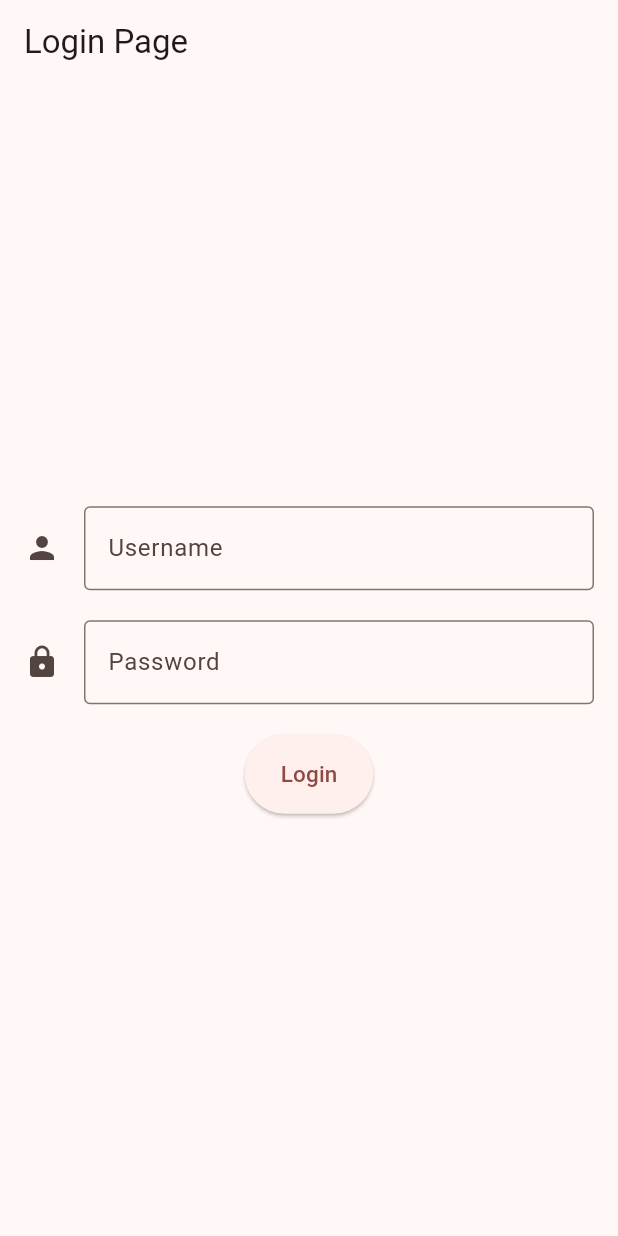
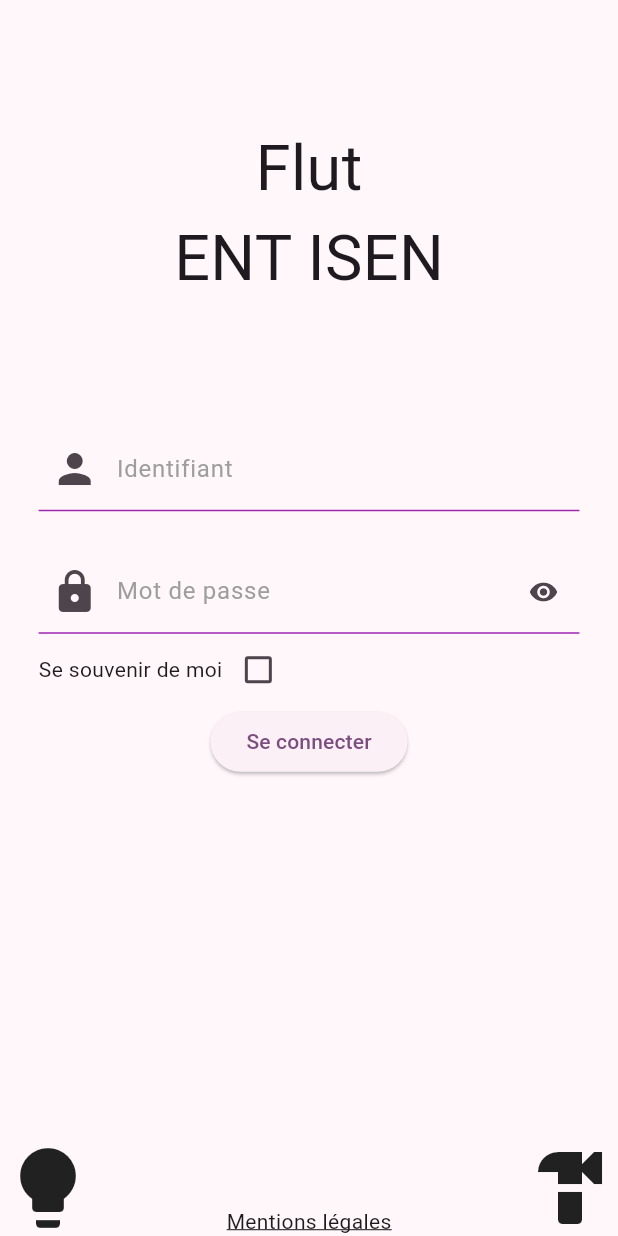
Before and after one commit to JacksonKyoshi/ENT-ISEN-FLUT, a Flutter app: the screen it shows after launch, on a phone screen of 412 x 824 dp. Run offline on Flutter 3.47's test engine with Material 3 defaults, Android fonts, the phone set to English and light mode, and no system bars; our stand-ins replace flutter_svg; missing offline and left inert: icalendar_parser.

Commit message:
feat(WIP): reworked login page on app launch
currently miss associations logos, link to Mentions Légales, and Connect button is misplaced

```diff
--- a/lib/loginscreen/LoginScreen.dart
+++ b/lib/loginscreen/LoginScreen.dart
@@ -14,53 +14,112 @@ class LoginApp extends StatelessWidget {
     return MaterialApp(
       title: 'Login Page',
       theme: ThemeData(
-        colorScheme: ColorScheme.fromSeed(seedColor: Colors.red),
+        colorScheme: ColorScheme.fromSeed(seedColor: Colors.purple),
         visualDensity: VisualDensity.adaptivePlatformDensity,
+        bottomSheetTheme: const BottomSheetThemeData(
+          backgroundColor: Color(0x00000000)
+        )
       ),
-      home: LoginPage(),
+      home: LoginScreen(),
     );
   }
 }
 
-class LoginPage extends StatefulWidget {
+class LoginScreen extends StatefulWidget {
   @override
   _LoginPageState createState() => _LoginPageState();
 }
 
-class _LoginPageState extends State<LoginPage> {
+class _LoginPageState extends State<LoginScreen> {
   TextEditingController _usernameController = TextEditingController();
   TextEditingController _passwordController = TextEditingController();
+
+  bool _isPasswordHidden = true;
+  bool _remindOfMe = false;
 
   @override
   Widget build(BuildContext context) {
     return Scaffold(
-      appBar: AppBar(
-        title: Text('Login Page'),
+      body: Container(
+        child: Center(
+          child: Column(
+            children: <Widget>[
+              SizedBox(height: MediaQuery.of(context).size.height / 10),
+              Text(
+                  "Flut",
+                  style: TextStyle(
+                      fontSize: 42
+                  )
               ),
-      body: Padding(
-        padding: const EdgeInsets.all(16.0),
+              Text(
+                  "ENT ISEN",
+                  style: TextStyle(
+                      fontSize: 42
+                  )
+              ),
+              SizedBox(height: MediaQuery.of(context).size.height / 10),
+              Container( // form container
+                  child: Padding(
+                    padding: EdgeInsets.only(
+                        left: MediaQuery.of(context).size.width / 16, right: MediaQuery.of(context).size.width / 16
+                    ),
                     child: Column(
-          mainAxisAlignment: MainAxisAlignment.center,
-          children: [
-            TextField(
+                      children: <Widget>[
+                        TextFormField(
                           controller: _usernameController,
+                          autocorrect: false,
                           decoration: InputDecoration(
-                labelText: 'Username',
-                border: OutlineInputBorder(),
-                icon: Icon(Icons.person),
+                              prefixIcon: Icon(Icons.person, size: 32),
+                              labelText: "Identifiant",
+                              labelStyle: TextStyle(color: Colors.grey),
+                              floatingLabelStyle: TextStyle(color: Colors.purple, fontSize: 16),
+                              hintText: "prenom.nom",
+                              hintStyle: TextStyle(color: Colors.grey, fontSize: 12),
+                              enabledBorder: UnderlineInputBorder(
+                                  borderSide: BorderSide(
+                                      color: Colors.purple
+                                  )
+                              )
                           ),
                       ),
-            SizedBox(height: 20),
-            TextField(
+                      SizedBox(height: MediaQuery.of(context).size.height / 32),
+                      TextFormField(
                         controller: _passwordController,
-              obscureText: true,
+                        obscureText: _isPasswordHidden,
+                        obscuringCharacter: "●",
+                        autocorrect: false,
                         decoration: InputDecoration(
-                labelText: 'Password',
-                border: OutlineInputBorder(),
-                icon: Icon(Icons.lock),
+                            prefixIcon: Icon(Icons.lock, size: 32),
+                            suffixIcon: IconButton(
+                                icon: Icon(_isPasswordHidden ? Icons.visibility : Icons.visibility_off, size: 20),
+                                onPressed: () {
+                                  setState(() {
+                                    _isPasswordHidden = !_isPasswordHidden;
+                                  });
+                                },
+                            ),
+                            labelText: "Mot de passe",
+                            labelStyle: TextStyle(color: Colors.grey),
+                            floatingLabelStyle: TextStyle(color: Colors.purple, fontSize: 16),
+                            hintText: "●●●●●●",
+                            hintStyle: TextStyle(color: Colors.grey, fontSize: 12),
+                            enabledBorder: UnderlineInputBorder(
+                                borderSide: BorderSide(
+                                    color: Colors.purple
+                                )
+                            )
                         ),
                       ),
-            SizedBox(height: 20),
+                      Row(
+                        children: [
+                          Text("Se souvenir de moi"),
+                          Checkbox(value: _remindOfMe, onChanged: (changedState) {
+                            setState(() {
+                              _remindOfMe = changedState!;
+                            });
+                          })
+                        ]
+                      ),
                       ElevatedButton(
                           onPressed: () async {
                             String username = _usernameController.text;
@@ -83,29 +142,53 @@ class _LoginPageState extends State<LoginPage> {
                               if (response.statusCode == 200) {
                                 TokenManager.getInstance().setToken(response.body);
                                 UserManager.getInstance().setUsername(username);
-                    print("User : ${UserManager.getInstance().getUsername()}");
                                 Navigator.push(
                                   context,
                                   MaterialPageRoute(builder: (context) => MyApp()),
                                 );
                               } else {
-                    print('Erreur lors de la requête. Code de statut: ${response.statusCode}');
+                              debugPrint('Erreur lors de la requête. Code de statut: ${response.statusCode}\n${response.reasonPhrase}');
+                                return showDialog(context: context, builder: (context) {
+                                  return AlertDialog(
+                                    icon: Icon(Icons.error, color: Colors.red),
+                                    title: Text("Erreur ${response.statusCode}\n${response.reasonPhrase}"),
+                                    content: SingleChildScrollView(
+                                      child: ListBody(
+                                        children: <Widget>[
+                                          Text("Le serveur a rencontré une erreur et a renvoyé le message suivant :"),
+                                          Text(response.body)
+                                        ],
+                                      )
+                                    )
+                                  );
+                                });
                               }
                             } catch (e) {
-                  print('Erreur lors de la requête: $e');
+                              debugPrint('Erreur lors de la requête: $e');
                             }
                         },
+                        child: Text("Se connecter"))
+                    ],
+                  )
+                )
+              )
+            ],
+          )
+        )
+      ),
+      bottomSheet: Row(
+        mainAxisAlignment: MainAxisAlignment.spaceBetween,
+        crossAxisAlignment: CrossAxisAlignment.end,
 
-              child: Padding(
-                padding: const EdgeInsets.symmetric(vertical: 16.0),
-                child: Text(
-                  'Login',
-                  style: TextStyle(fontSize: 15),
-                ),
-              ),
-            ),
+        children: <Widget>[
+          Icon(Icons.lightbulb, size: 64),
+          const Text(
+              "Mentions légales",
+              style: TextStyle(
+                decoration: TextDecoration.underline
+              )),
+          Icon(Icons.hardware, size: 64)
         ],
-        ),
       ),
     );
   }
```
Lines whose indentation alone changed are shown as unchanged.
